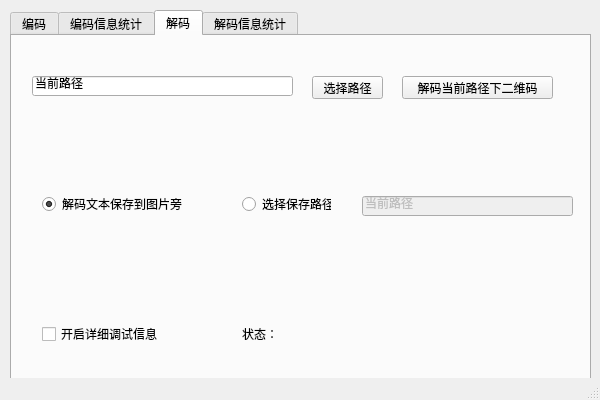
Before: the Qt Designer form enigma/enigma.ui in c3ll256/enigma, drawn with Qt 5.
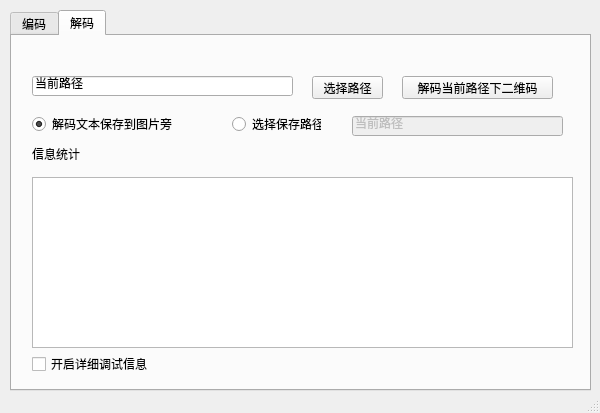
After: the same form once the commit is applied. The open tabs and pages were chosen to show the change.

Commit message: 修改界面

```diff
--- a/enigma/enigma.ui
+++ b/enigma/enigma.ui
@@ -7,7 +7,7 @@
     <x>0</x>
     <y>0</y>
     <width>600</width>
-    <height>400</height>
+    <height>413</height>
    </rect>
   </property>
   <property name="windowTitle">
@@ -156,11 +156,16 @@
        <string>状态：</string>
       </property>
      </widget>
-    </widget>
-    <widget class="QWidget" name="tabEncodeInfo">
-     <attribute name="title">
-      <string>编码信息统计</string>
-     </attribute>
+     <widget class="QTextBrowser" name="textBrowser">
+      <property name="geometry">
+       <rect>
+        <x>20</x>
+        <y>140</y>
+        <width>531</width>
+        <height>171</height>
+       </rect>
+      </property>
+     </widget>
     </widget>
     <widget class="QWidget" name="tabDecode">
      <attribute name="title">
@@ -208,8 +213,8 @@
      <widget class="QRadioButton" name="rbtnDecodeSaveSide">
       <property name="geometry">
        <rect>
-        <x>30</x>
-        <y>160</y>
+        <x>20</x>
+        <y>80</y>
         <width>141</width>
         <height>16</height>
        </rect>
@@ -224,8 +229,8 @@
      <widget class="QRadioButton" name="rbtnDecodeChoose">
       <property name="geometry">
        <rect>
-        <x>230</x>
-        <y>160</y>
+        <x>220</x>
+        <y>80</y>
         <width>89</width>
         <height>16</height>
        </rect>
@@ -240,8 +245,8 @@
       </property>
       <property name="geometry">
        <rect>
-        <x>350</x>
-        <y>160</y>
+        <x>340</x>
+        <y>80</y>
         <width>211</width>
         <height>20</height>
        </rect>
@@ -253,8 +258,8 @@
      <widget class="QCheckBox" name="chkDecodeDebug">
       <property name="geometry">
        <rect>
-        <x>30</x>
-        <y>290</y>
+        <x>20</x>
+        <y>320</y>
         <width>121</width>
         <height>16</height>
        </rect>
@@ -266,14 +271,14 @@
      <widget class="QLabel" name="label_3">
       <property name="geometry">
        <rect>
-        <x>230</x>
-        <y>290</y>
+        <x>20</x>
+        <y>110</y>
         <width>81</width>
         <height>16</height>
        </rect>
       </property>
       <property name="text">
-       <string>状态：</string>
+       <string>信息统计</string>
       </property>
      </widget>
      <widget class="QLabel" name="lblDecodeState">
@@ -289,11 +294,16 @@
        <string/>
       </property>
      </widget>
-    </widget>
-    <widget class="QWidget" name="tabDecodeInfo">
-     <attribute name="title">
-      <string>解码信息统计</string>
-     </attribute>
+     <widget class="QTextBrowser" name="textBrowser_2">
+      <property name="geometry">
+       <rect>
+        <x>20</x>
+        <y>141</y>
+        <width>541</width>
+        <height>171</height>
+       </rect>
+      </property>
+     </widget>
     </widget>
    </widget>
   </widget>
```
Left out of the diff: 24 changed lines with no effect on the pictures. The commit also changes 3 other files.
